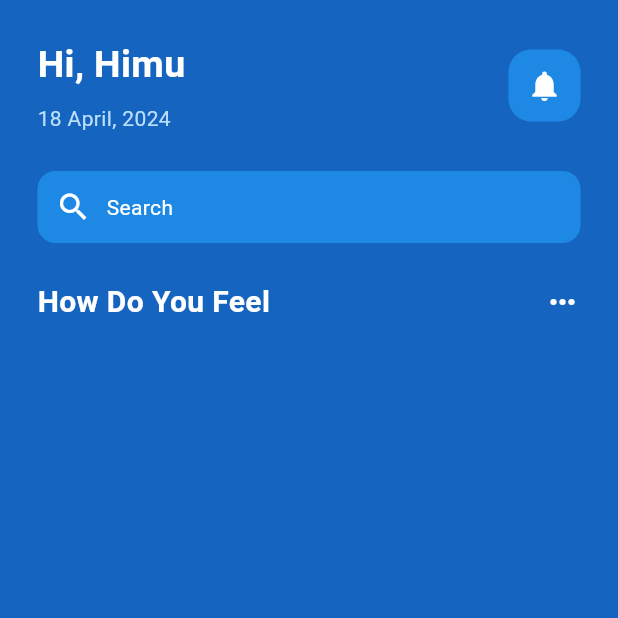
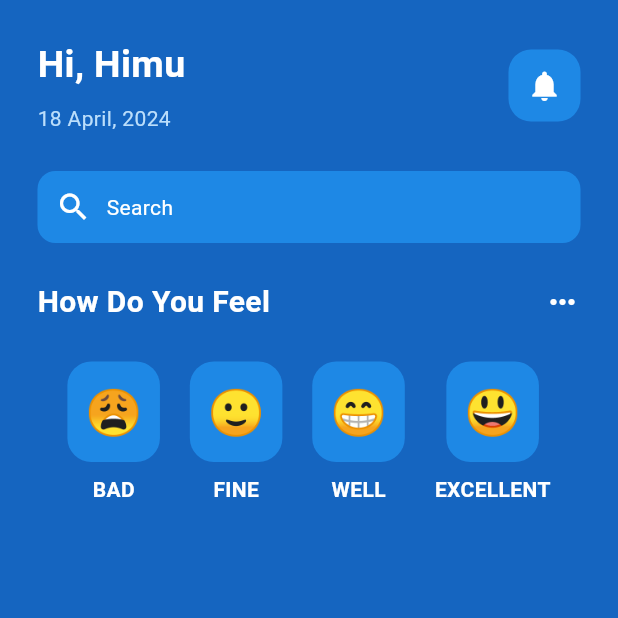
Before and after one commit to himu004/mental_health_app_ui, a Flutter app: the screen it shows after launch, on a phone screen of 412 x 824 dp, the top half of it. Run offline on Flutter 3.47's test engine with Material 3 defaults, Android fonts, the phone set to English and light mode, and no system bars.

Commit message:
Emoticon Section Added

```diff
--- a/lib/pages/home_page.dart
+++ b/lib/pages/home_page.dart
@@ -1,6 +1,7 @@
 // ignore_for_file: prefer_const_constructors, prefer_const_literals_to_create_immutables
 
 import 'package:flutter/material.dart';
+import 'package:mentalhealth_ui/pages/utils/emoticon_face.dart';
 
 class HomePage extends StatefulWidget {
   const HomePage({super.key});
@@ -103,6 +104,88 @@
                     color: Colors.white,
                     )
                 ],
+              ),
+
+              SizedBox(
+                height: 25,
+              ),
+              // Different face icons
+              Row(
+                mainAxisAlignment: MainAxisAlignment.spaceEvenly,
+                children: [
+                  // bad
+                  Column(
+                    children: [
+                      EmoticonFace(
+                        emoticonFace: "😩",
+                      ),
+                      SizedBox(
+                        height: 8,
+                      ),
+                      Text(
+                        "BAD",
+                        style: TextStyle(
+                          color: Colors.white,
+                          fontWeight: FontWeight.bold
+                        ),
+                        )
+                    ],
+                  ),
+                  // fine
+                  Column(
+                    children: [
+                      EmoticonFace(
+                        emoticonFace: "🙂",
+                      ),
+                      SizedBox(
+                        height: 8,
+                      ),
+                      Text(
+                        "FINE",
+                        style: TextStyle(
+                          color: Colors.white,
+                          fontWeight: FontWeight.bold
+                        ),
+                        )
+                    ],
+                  ),
+                  // well
+                  Column(
+                    children: [
+                      EmoticonFace(
+                        emoticonFace: "😁",
+                      ),
+                      SizedBox(
+                        height: 8,
+                      ),
+                      Text(
+                        "WELL",
+                        style: TextStyle(
+                          color: Colors.white,
+                          fontWeight: FontWeight.bold
+                        ),
+                        )
+                    ],
+                  ),
+                  // excellent
+                  Column(
+                    children: [
+                      EmoticonFace(
+                        emoticonFace: "😃",
+                      ),
+                      SizedBox(
+                        height: 8,
+                      ),
+                      Text(
+                        "EXCELLENT",
+                        style: TextStyle(
+                          color: Colors.white,
+                          fontWeight: FontWeight.bold
+                        ),
+                        )
+                    ],
+                  ),
+                ],
               )
             ],
           ),
--- /dev/null
+++ b/lib/pages/utils/emoticon_face.dart
@@ -0,0 +1,31 @@
+
+
+// ignore_for_file: prefer_const_constructors, avoid_unnecessary_containers
+
+import 'package:flutter/material.dart';
+
+class EmoticonFace extends StatelessWidget {
+
+final String emoticonFace;
+
+  const EmoticonFace({super.key, required this.emoticonFace});
+
+  @override
+  Widget build(BuildContext context) {
+    return Container(
+      decoration: BoxDecoration(
+        color: Colors.blue[600],
+        borderRadius: BorderRadius.circular(16)
+      ),
+      padding: EdgeInsets.all(12),
+      child: Text(
+        emoticonFace,
+        style: TextStyle(
+          fontSize: 30,
+        ),
+        )
+
+        ,
+    );
+  }
+}
```
